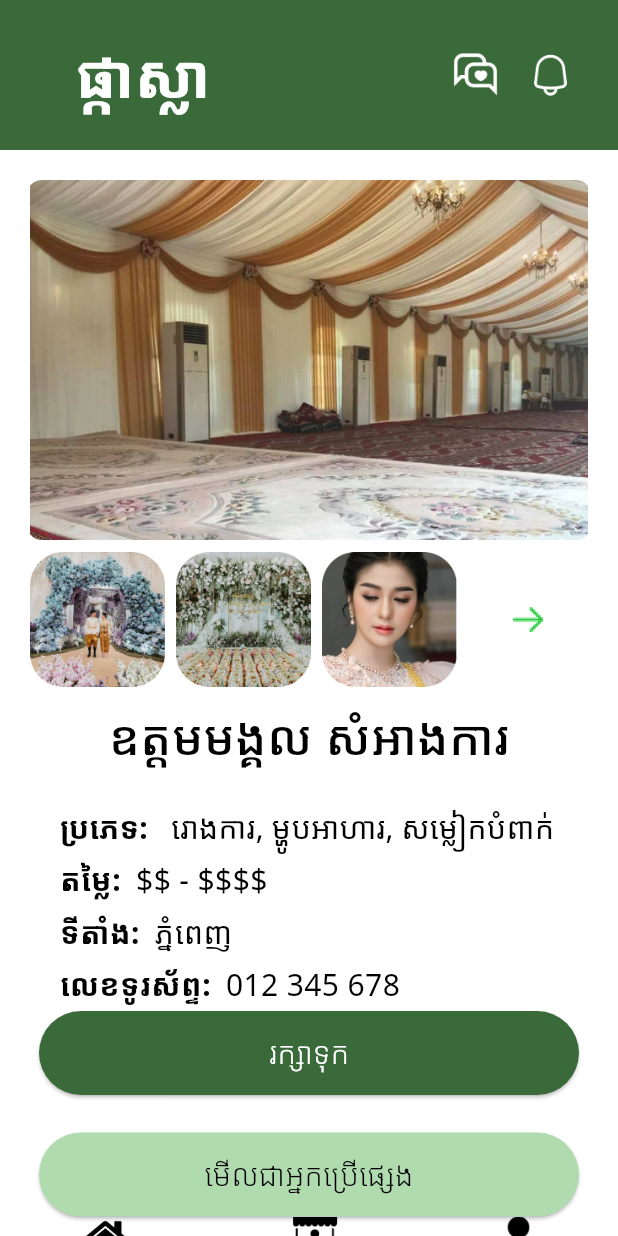
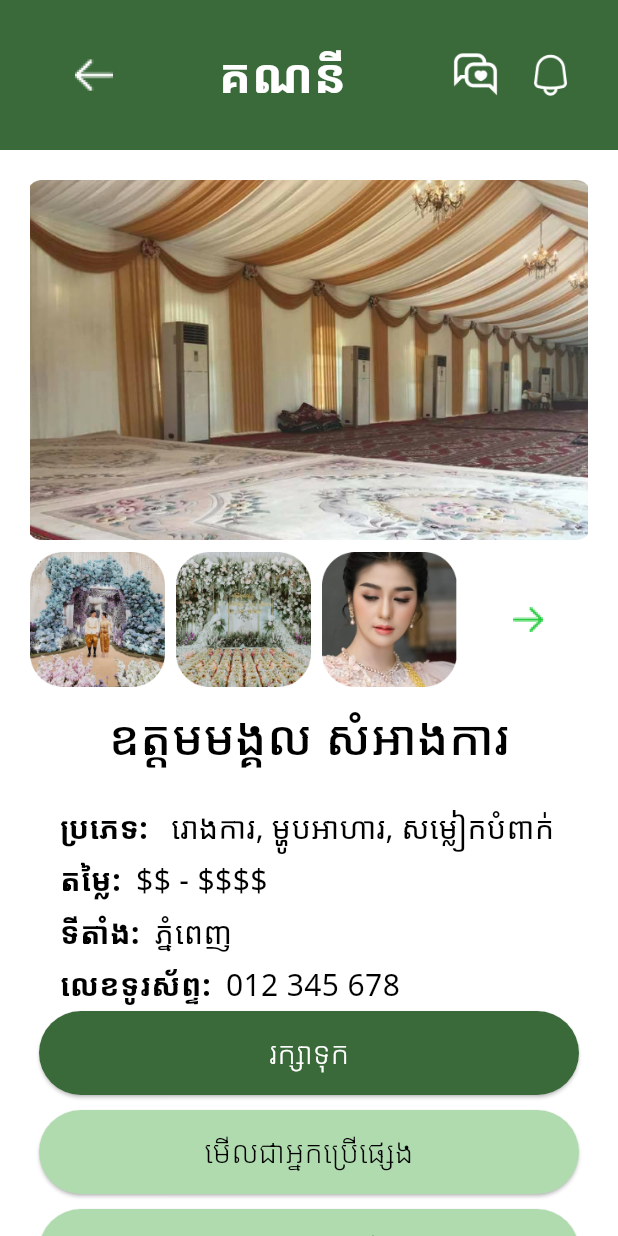
Before and after one commit to Sovanda-Mith/pkar_sla_wedding_app, a Flutter app: the BusinessAccountScreenOwner screen opened directly, on a phone screen of 412 x 824 dp. Run offline on Flutter 3.47's test engine with Material 3 defaults, Android fonts, the phone set to English and light mode, and no system bars; our stand-ins replace image_picker.

Commit message:
account header

```diff
--- a/lib/screens/business_account.dart
+++ b/lib/screens/business_account.dart
@@ -3,6 +3,7 @@ import 'dart:io';
 import 'package:flutter/material.dart';
 import 'package:pkar_sla_wedding_app/screens/home_screen.dart';
 import 'package:pkar_sla_wedding_app/screens/photo_gallery.dart';
+import 'package:pkar_sla_wedding_app/widgets/account_header.dart';
 import 'package:pkar_sla_wedding_app/widgets/header_nav.dart';
 import 'package:pkar_sla_wedding_app/widgets/footer_nav.dart';
 import 'package:image_picker/image_picker.dart';
@@ -33,7 +34,7 @@ class BusinessAccountScreenViewer extends StatelessWidget {
       body: Column(
         mainAxisAlignment: MainAxisAlignment.center,
         children: [
-          const HeaderNav(),
+          const AccountHeader(),
           const SizedBox(height: 20),
           Padding(
             padding: const EdgeInsets.only(left: 20, right: 20),
@@ -167,7 +168,7 @@ class BusinessAccountScreenOwner extends StatelessWidget {
       body: Column(
         mainAxisAlignment: MainAxisAlignment.center,
         children: [
-          const HeaderNav(),
+          const AccountHeader(),
           const SizedBox(height: 20),
           Padding(
             padding: const EdgeInsets.only(left: 20, right: 20),
@@ -246,7 +247,7 @@ class BusinessAccountScreenOwner extends StatelessWidget {
               ),
             ),
           ),
-          SizedBox(height: 25),
+          SizedBox(height: 10),
           ElevatedButton(
             style: ElevatedButton.styleFrom(
               backgroundColor: Color(0xFFAFDBAF),
@@ -270,6 +271,30 @@ class BusinessAccountScreenOwner extends StatelessWidget {
               ),
             ),
           ),
+          SizedBox(height: 10),
+          ElevatedButton(
+            style: ElevatedButton.styleFrom(
+              backgroundColor: Color(0xFFAFDBAF),
+              minimumSize: Size(360, 56),
+            ),
+            onPressed: () {
+              Navigator.push(
+                context,
+                MaterialPageRoute(
+                  builder: (context) => BusinessAccountScreenViewer(),
+                ),
+              );
+            },
+            child: Text(
+              'កែប្រែគណនី',
+              style: TextStyle(
+                fontSize: 20,
+                color: Colors.black,
+                fontFamily: 'Noto Sans Khmer',
+                fontWeight: FontWeight.w300,
+              ),
+            ),
+          ),
           Spacer(),
           const FooterNav(),
         ],
--- /dev/null
+++ b/lib/widgets/account_header.dart
@@ -0,0 +1,53 @@
+import 'package:flutter/material.dart';
+import 'package:pkar_sla_wedding_app/widgets/long_press_icon_label.dart';
+
+class AccountHeader extends StatelessWidget {
+  const AccountHeader({super.key});
+
+  @override
+  Widget build(BuildContext context) {
+    return Container(
+      color: Color(0xFF3A693A),
+      height: 100,
+      alignment: Alignment.center,
+      padding: EdgeInsets.only(left: 50, right: 30),
+      child: Row(
+        mainAxisAlignment: MainAxisAlignment.spaceBetween,
+        crossAxisAlignment: CrossAxisAlignment.center,
+        children: [
+          GestureDetector(
+            onTap: () {
+              Navigator.pop(context);
+            },
+            child: Image.asset(
+              'assets/back_arrow_long.png',
+              width: 25,
+              height: 25,
+            ),
+          ),
+          Text(
+            'គណនី',
+            style: TextStyle(
+              fontSize: 32,
+              fontWeight: FontWeight.bold,
+              color: Colors.white,
+            ),
+          ),
+          Row(
+            children: [
+              LongPressIconLabel(
+                imagePath: 'assets/icons/chat.png',
+                label: 'ប្រអប់សារ',
+              ),
+              SizedBox(width: 20),
+              LongPressIconLabel(
+                imagePath: 'assets/icons/notification.png',
+                label: 'ការជូនដំណឹង',
+              ),
+            ],
+          ),
+        ],
+      ),
+    );
+  }
+}
```
Also changed, not shown: assets/back_arrow_long.png (added).
